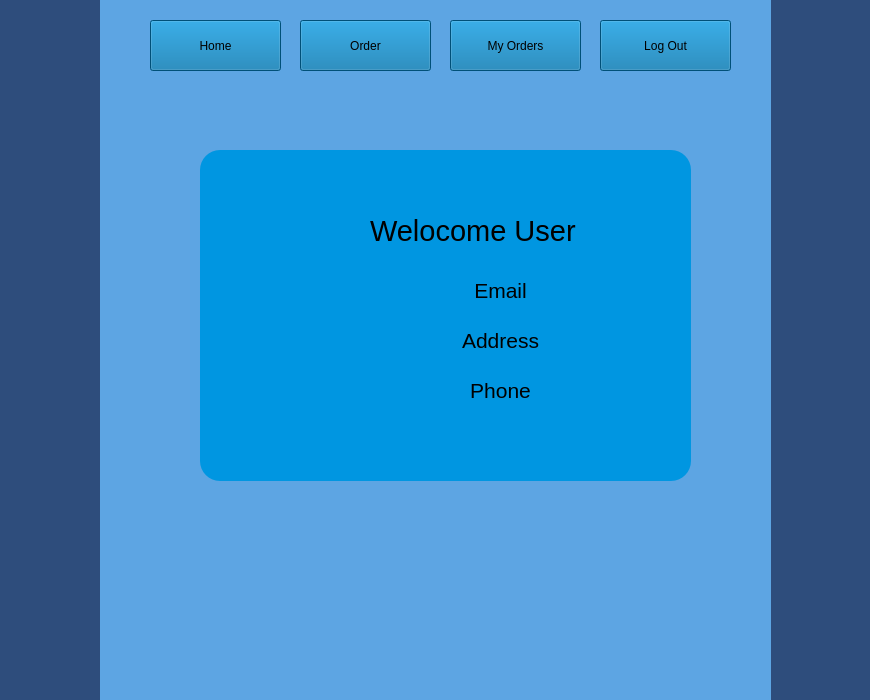
Qt form users.ui (MdTeach/KU_EL) before a commit.
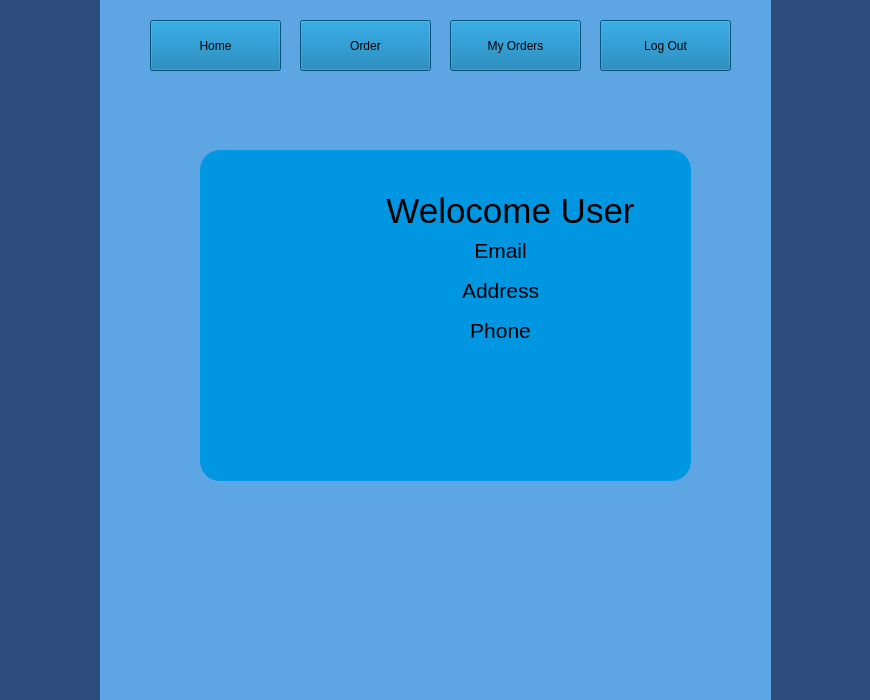
The same form after that commit. Icons and pictures are not drawn.

```diff
--- a/users.ui
+++ b/users.ui
@@ -101,26 +101,29 @@
       <widget class="QLabel" name="greetLabel">
        <property name="geometry">
         <rect>
-         <x>170</x>
-         <y>30</y>
+         <x>160</x>
+         <y>10</y>
          <width>301</width>
          <height>101</height>
         </rect>
        </property>
        <property name="font">
         <font>
-         <pointsize>22</pointsize>
+         <pointsize>26</pointsize>
         </font>
        </property>
        <property name="text">
         <string>Welocome User</string>
        </property>
+       <property name="alignment">
+        <set>Qt::AlignCenter</set>
+       </property>
       </widget>
       <widget class="QLabel" name="emailLabel">
        <property name="geometry">
         <rect>
          <x>150</x>
-         <y>120</y>
+         <y>80</y>
          <width>301</width>
          <height>41</height>
         </rect>
@@ -141,7 +144,7 @@
        <property name="geometry">
         <rect>
          <x>150</x>
-         <y>170</y>
+         <y>120</y>
          <width>301</width>
          <height>41</height>
         </rect>
@@ -162,7 +165,7 @@
        <property name="geometry">
         <rect>
          <x>150</x>
-         <y>220</y>
+         <y>160</y>
          <width>301</width>
          <height>41</height>
         </rect>
```
